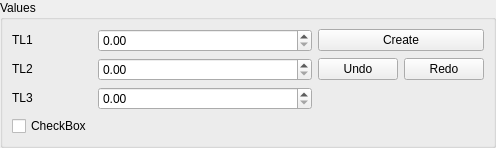
Qt form src/EntityGUI/EntityGUI_3Spin1Check_QTD.ui (SalomePlatform/geom) before a commit.
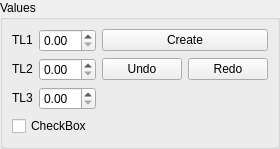
The same form after that commit. Custom widgets are drawn as their Qt base class.

Commit message: rnc: slight GUI and translation modifications

```diff
--- a/src/EntityGUI/EntityGUI_3Spin1Check_QTD.ui
+++ b/src/EntityGUI/EntityGUI_3Spin1Check_QTD.ui
@@ -6,8 +6,8 @@
    <rect>
     <x>0</x>
     <y>0</y>
-    <width>496</width>
-    <height>148</height>
+    <width>270</width>
+    <height>149</height>
    </rect>
   </property>
   <property name="windowTitle">
@@ -120,7 +120,7 @@
         </property>
        </widget>
       </item>
-      <item row="3" column="0">
+      <item row="3" column="0" colspan="2">
        <widget class="QCheckBox" name="checkBox">
         <property name="text">
          <string>CheckBox</string>
```
The commit also changes 6 other files.
